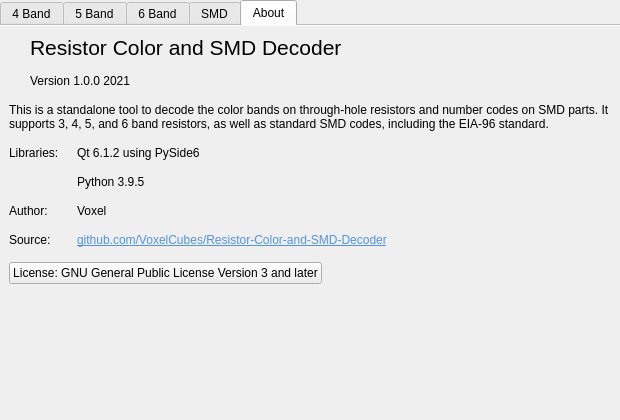
Old version of the form ui/resistance_calc.ui in the repository VoxelCubes/ResistorDecoder.
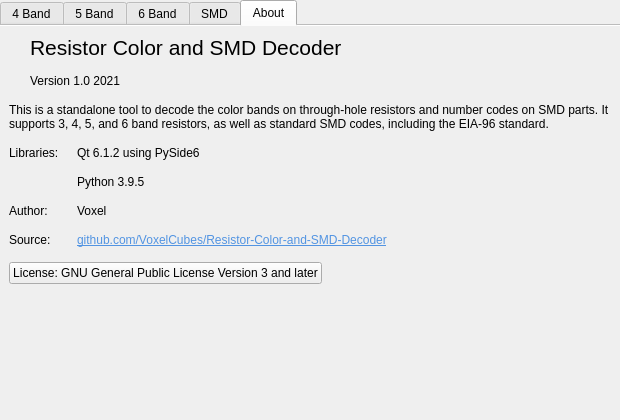
New version of the form. The open tabs and pages were chosen to show the change. Icons and pictures are not drawn.

```diff
--- a/ui/resistance_calc.ui
+++ b/ui/resistance_calc.ui
@@ -1149,7 +1149,7 @@
             <item>
              <widget class="QLabel" name="label_24">
               <property name="text">
-               <string>Version 1.0.0 2021</string>
+               <string>Version 1.0 2021</string>
               </property>
              </widget>
             </item>
```
